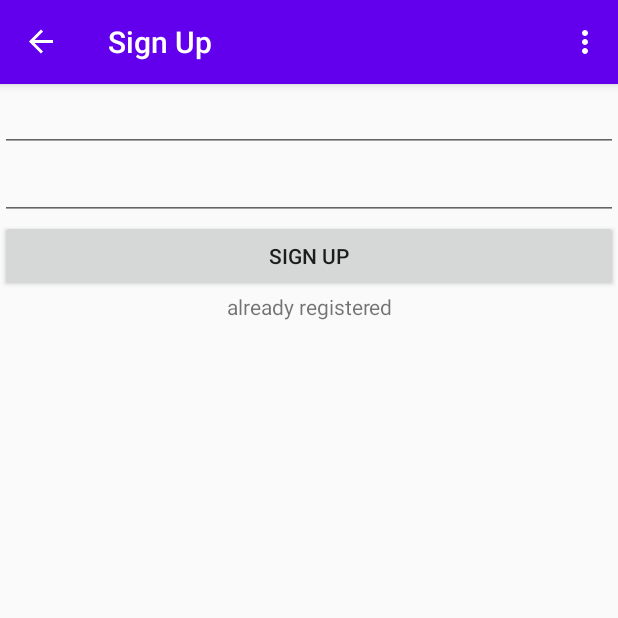
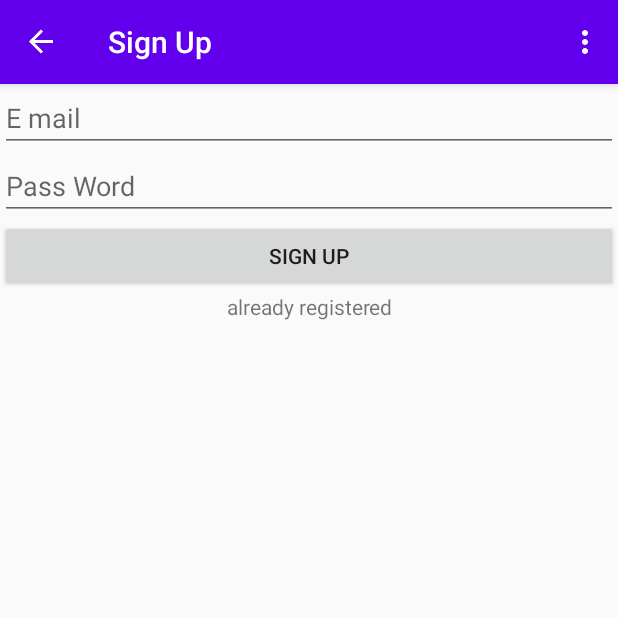
Before and after one commit to eskam/little-brother-android, an Android app: the screen it shows after launch (MainActivity), after a tap on "create account", on a phone screen of 412 x 824 dp, the top half of it. Run offline under Robolectric (Android 15) with nearby library versions, the light colour scheme and no system bars; our stand-ins replace Firebase (no records; nobody signed in at launch, a user with empty details on screens opened directly), navigation-ui; 1 statement that could not run was skipped.

Commit message:
placeholder sign up

```diff
--- a/app/src/main/res/layout/sign_up_fragment.xml
+++ b/app/src/main/res/layout/sign_up_fragment.xml
@@ -11,12 +11,14 @@
     android:orientation="vertical">
     <EditText
         android:id="@+id/edit_text_email"
+        android:hint="E mail"
         android:inputType="textEmailAddress"
         android:layout_width="match_parent"
         android:layout_height="wrap_content">
     </EditText>
     <EditText
         android:id="@+id/edit_text_password"
+        android:hint="Pass Word"
         android:inputType="textPassword"
         android:layout_width="match_parent"
         android:layout_height="wrap_content">
```
